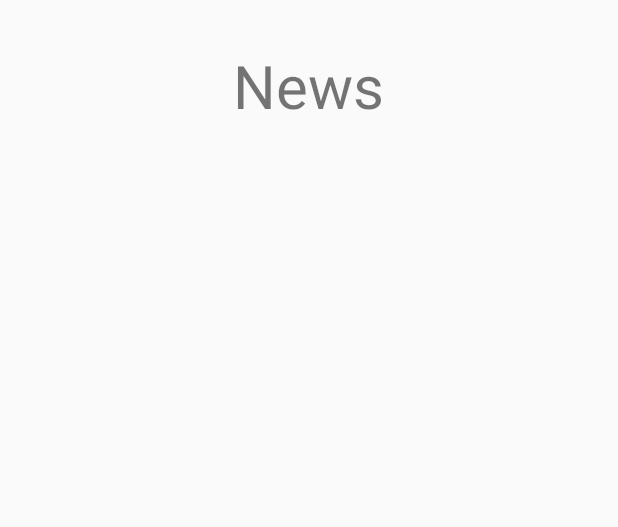
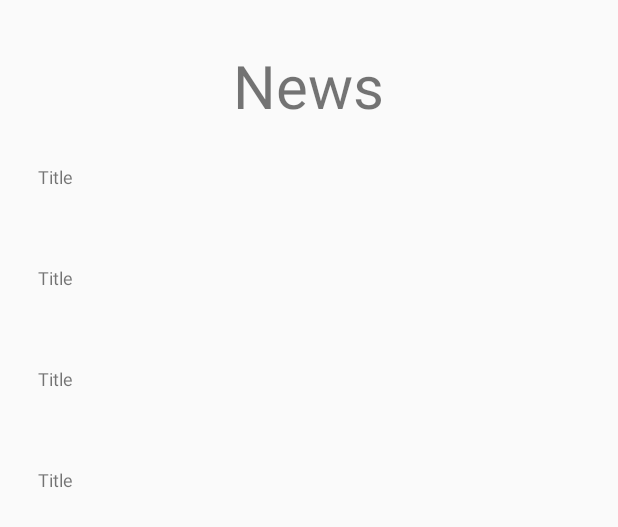
Before and after one commit to raliesebastiandarius/Tubes---Covid---P3B, an Android app: the layout fragment_news.xml on its own in the app's theme, with its tools: preview values and no code run, on a phone screen of 412 x 824 dp. Shown: the top 527 px of the screen. Run offline under Robolectric (Android 15) with nearby library versions, the phone set to English and light mode, and no system bars.

Commit message:
nambahin halaman news

```diff
--- a/app/src/main/java/com/example/tubes_covid/MainActivity.java
+++ b/app/src/main/java/com/example/tubes_covid/MainActivity.java
@@ -29,8 +29,8 @@ public class MainActivity extends AppCompatActivity implements FragmentListener
         this.fragmentManager = this.getSupportFragmentManager();
         FragmentTransaction ft = this.fragmentManager.beginTransaction();
         ft.add(R.id.fragment_container, this.fragment1).addToBackStack(null).commit();
-        this.toolbar = this.findViewById(R.id.toolbar);
-        this.setSupportActionBar(toolbar);
+//        this.toolbar = this.findViewById(R.id.toolbar);
+//        this.setSupportActionBar(toolbar);
         this.drawer = this.findViewById(R.id.drawer_layout);
         ActionBarDrawerToggle abdt = new ActionBarDrawerToggle(this, drawer, toolbar, R.string.openDrawer, R.string.closeDrawer);
         drawer.addDrawerListener(abdt);
--- a/app/src/main/res/layout/fragment_news.xml
+++ b/app/src/main/res/layout/fragment_news.xml
@@ -11,9 +11,153 @@
         android:layout_height="wrap_content"
         android:text="News"
         android:textSize="40dp"
+        android:id="@+id/judul"
         android:layout_centerInParent="true"
         android:layout_alignParentTop="true"
         android:layout_marginTop="30dp">
     </TextView>
 
+
+
+        <RelativeLayout
+            android:layout_width="match_parent"
+            android:layout_height="wrap_content"
+            android:layout_margin="20dp"
+            android:layout_below="@+id/judul"
+            android:id="@+id/beritaPertama"
+            android:orientation="horizontal">
+
+            <RelativeLayout
+                android:layout_width="wrap_content"
+                android:layout_height="wrap_content"
+                android:id="@+id/berita"
+                android:layout_alignParentStart="true"
+                android:layout_centerInParent="true">
+            </RelativeLayout>
+
+            <LinearLayout
+                android:layout_width="wrap_content"
+                android:layout_height="wrap_content"
+                android:layout_centerInParent="true"
+                android:layout_toEndOf="@+id/berita"
+                android:orientation="vertical"
+                android:padding="5dp">
+
+                <TextView
+                    android:id="@+id/texBerita"
+                    android:layout_height="wrap_content"
+                    android:layout_width="wrap_content"
+                    android:singleLine="false"
+                    android:text="Title"
+                    android:textSize="12sp"/>
+
+            </LinearLayout>
+
+        </RelativeLayout>
+
+
+    <RelativeLayout
+        android:layout_width="match_parent"
+        android:layout_height="wrap_content"
+        android:layout_margin="20dp"
+        android:layout_below="@+id/beritaPertama"
+        android:id="@+id/beritaKedua"
+        android:orientation="horizontal">
+
+        <RelativeLayout
+            android:layout_width="wrap_content"
+            android:layout_height="wrap_content"
+            android:id="@+id/berita2"
+            android:layout_alignParentStart="true"
+            android:layout_centerInParent="true">
+        </RelativeLayout>
+
+        <LinearLayout
+            android:layout_width="wrap_content"
+            android:layout_height="wrap_content"
+            android:layout_centerInParent="true"
+            android:layout_toEndOf="@+id/berita2"
+            android:orientation="vertical"
+            android:padding="5dp">
+
+            <TextView
+                android:id="@+id/judulBerita2"
+                android:layout_height="wrap_content"
+                android:layout_width="wrap_content"
+                android:singleLine="false"
+                android:text="Title"
+                android:textSize="12sp"/>
+
+        </LinearLayout>
+    </RelativeLayout>
+
+    <RelativeLayout
+        android:layout_width="match_parent"
+        android:layout_height="wrap_content"
+        android:layout_margin="20dp"
+        android:layout_below="@+id/beritaKedua"
+        android:id="@+id/beritaKetiga"
+        android:orientation="horizontal">
+
+        <RelativeLayout
+            android:layout_width="wrap_content"
+            android:layout_height="wrap_content"
+            android:id="@+id/berita3"
+            android:layout_alignParentStart="true"
+            android:layout_centerInParent="true">
+        </RelativeLayout>
+
+        <LinearLayout
+            android:layout_width="wrap_content"
+            android:layout_height="wrap_content"
+            android:layout_centerInParent="true"
+            android:layout_toEndOf="@+id/berita3"
+            android:orientation="vertical"
+            android:padding="5dp">
+
+            <TextView
+                android:id="@+id/judulBerita3"
+                android:layout_height="wrap_content"
+                android:layout_width="wrap_content"
+                android:singleLine="false"
+                android:text="Title"
+                android:textSize="12sp"/>
+
+        </LinearLayout>
+    </RelativeLayout>
+
+    <RelativeLayout
+        android:layout_width="match_parent"
+        android:layout_height="wrap_content"
+        android:layout_margin="20dp"
+        android:layout_below="@+id/beritaKetiga"
+        android:id="@+id/beritaKeempat"
+        android:orientation="horizontal">
+
+        <RelativeLayout
+            android:layout_width="wrap_content"
+            android:layout_height="wrap_content"
+            android:id="@+id/berita4"
+            android:layout_alignParentStart="true"
+            android:layout_centerInParent="true">
+        </RelativeLayout>
+
+        <LinearLayout
+            android:layout_width="wrap_content"
+            android:layout_height="wrap_content"
+            android:layout_centerInParent="true"
+            android:layout_toEndOf="@+id/berita4"
+            android:orientation="vertical"
+            android:padding="5dp">
+
+            <TextView
+                android:id="@+id/judulBerita4"
+                android:layout_height="wrap_content"
+                android:layout_width="wrap_content"
+                android:singleLine="false"
+                android:text="Title"
+                android:textSize="12sp"/>
+
+        </LinearLayout>
+    </RelativeLayout>
 </RelativeLayout>
```
